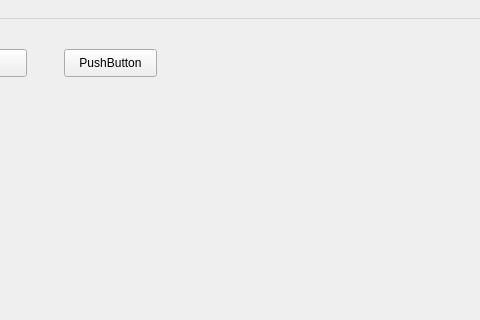
Nineskycloudout/PathPlanning, file mainwindow.ui: the form before one commit; both pictures show x 106 to 586 and y 0 to 320 of the 1069 by 695 pixel window.
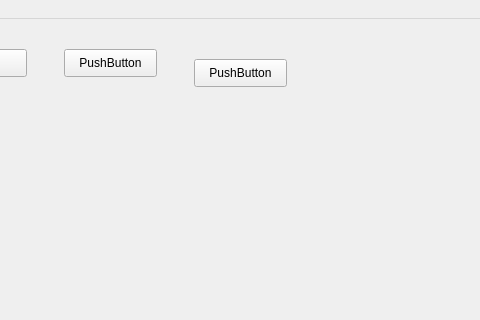
The form after the commit.

The edit to the form file:
```diff
--- a/mainwindow.ui
+++ b/mainwindow.ui
@@ -50,6 +50,19 @@
      <string>PushButton</string>
     </property>
    </widget>
+   <widget class="QPushButton" name="pushButton_3">
+    <property name="geometry">
+     <rect>
+      <x>300</x>
+      <y>40</y>
+      <width>93</width>
+      <height>28</height>
+     </rect>
+    </property>
+    <property name="text">
+     <string>PushButton</string>
+    </property>
+   </widget>
   </widget>
   <widget class="QMenuBar" name="menubar">
    <property name="geometry">
```
